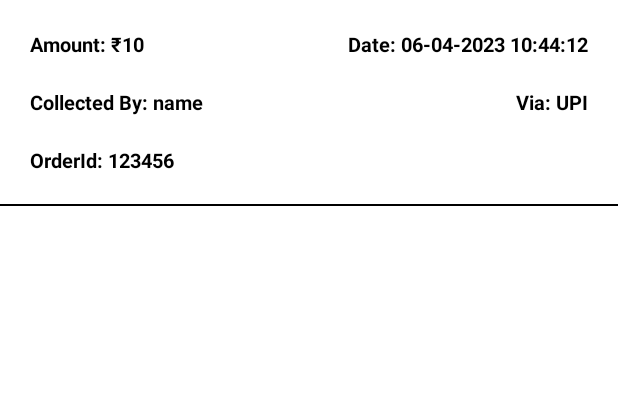
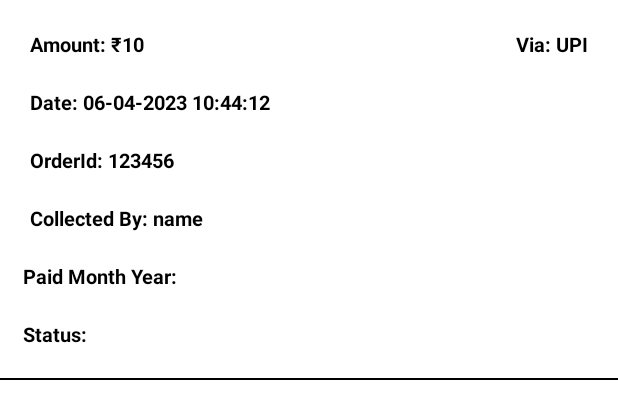
Before and after one commit to bharat-sonant/Murlipura-Jaipur-SWM, an Android app: the layout history_rcy_layout.xml on its own in the app's theme, with its tools: preview values and no code run, on a phone screen of 412 x 824 dp. Shown: the top 419 px of the screen. Run offline under Robolectric (Android 15) with nearby library versions, the phone set to English and light mode, and no system bars; Roboto replaces fonts that are not available here.

Commit message:
in transaction history show cheque related history

```diff
--- a/Code/app/build.gradle
+++ b/Code/app/build.gradle
@@ -11,7 +11,7 @@ android {
         minSdk 21
         targetSdk 32
         versionCode 7
-        versionName "1.0.0.6"
+        versionName "1.0.0.5"
 
         testInstrumentationRunner "androidx.test.runner.AndroidJUnitRunner"
     }
--- a/Code/app/src/main/java/com/vCare/murlipurajaipurswm/Login_Page.java
+++ b/Code/app/src/main/java/com/vCare/murlipurajaipurswm/Login_Page.java
@@ -50,7 +50,7 @@ public class Login_Page extends AppCompatActivity {
         ProgressDialog dialog = new ProgressDialog(Login_Page.this);
         dialog.setMessage("Please Wait...");
         dialog.show();
-        smartCardNumber = "MPZ" + cardNumber.getText().toString();
+        smartCardNumber = "MNZ" + cardNumber.getText().toString();
 
         ref.child("CardWardMapping/" + smartCardNumber).addListenerForSingleValueEvent(new ValueEventListener() {
             @Override
--- a/Code/app/src/main/res/layout/history_rcy_layout.xml
+++ b/Code/app/src/main/res/layout/history_rcy_layout.xml
@@ -36,7 +36,8 @@
                 android:id="@+id/tv_date"
                 android:layout_width="wrap_content"
                 android:layout_height="wrap_content"
-                android:layout_alignParentEnd="true"
+                android:layout_alignParentEnd="false"
+                android:layout_below="@+id/tv_amount"
                 android:layout_centerInParent="false"
                 android:layout_gravity="left"
                 android:layout_marginStart="10dp"
@@ -53,7 +54,7 @@
                 android:id="@+id/tv_orderId"
                 android:layout_width="wrap_content"
                 android:layout_height="wrap_content"
-                android:layout_below="@+id/tv_collectorId"
+                android:layout_below="@+id/tv_date"
                 android:layout_alignParentEnd="false"
                 android:layout_centerInParent="false"
                 android:layout_gravity="left"
@@ -71,7 +72,6 @@
                 android:id="@+id/tv_payMethod"
                 android:layout_width="wrap_content"
                 android:layout_height="wrap_content"
-                android:layout_below="@+id/tv_amount"
                 android:layout_alignParentEnd="true"
                 android:layout_centerInParent="false"
                 android:layout_gravity="left"
@@ -89,7 +89,7 @@
                 android:id="@+id/tv_collectorId"
                 android:layout_width="wrap_content"
                 android:layout_height="wrap_content"
-                android:layout_below="@+id/tv_amount"
+                android:layout_below="@+id/tv_orderId"
                 android:layout_alignParentEnd="false"
                 android:layout_centerInParent="false"
                 android:layout_gravity="left"
@@ -103,6 +103,61 @@
                 android:textSize="13sp"
                 android:textStyle="bold" />
 
+            <TextView
+                android:id="@+id/tv_paidMonthYear"
+                android:layout_width="wrap_content"
+                android:layout_height="wrap_content"
+                android:layout_below="@+id/tv_collectorId"
+                android:layout_alignParentEnd="false"
+                android:layout_centerInParent="false"
+                android:layout_gravity="left"
+                android:layout_marginStart="05dp"
+                android:layout_marginTop="10dp"
+                android:layout_marginEnd="10dp"
+                android:layout_marginBottom="10dp"
+                android:gravity="left"
+                android:text="Paid Month Year: "
+                android:textColor="@color/black"
+                android:textSize="13sp"
+                android:textStyle="bold" />
+
+            <TextView
+                android:id="@+id/tv_status"
+                android:layout_width="wrap_content"
+                android:layout_height="wrap_content"
+                android:layout_below="@+id/tv_paidMonthYear"
+                android:layout_alignParentEnd="false"
+                android:layout_centerInParent="false"
+                android:layout_gravity="left"
+                android:layout_marginStart="05dp"
+                android:layout_marginTop="10dp"
+                android:layout_marginEnd="10dp"
+                android:layout_marginBottom="10dp"
+                android:gravity="left"
+                android:text="Status: "
+                android:textColor="@color/black"
+                android:textSize="13sp"
+                android:textStyle="bold" />
+
+            <TextView
+                android:id="@+id/tv_declineReason"
+                android:layout_width="wrap_content"
+                android:layout_height="wrap_content"
+                android:layout_below="@+id/tv_status"
+                android:layout_alignParentEnd="false"
+                android:layout_centerInParent="false"
+                android:layout_gravity="left"
+                android:layout_marginStart="05dp"
+                android:layout_marginTop="10dp"
+                android:layout_marginEnd="10dp"
+                android:layout_marginBottom="10dp"
+                android:gravity="left"
+                android:text="Decline Reason: "
+                android:textColor="@color/black"
+                android:textSize="13sp"
+                android:textStyle="bold"
+                android:visibility="gone"/>
+
         </RelativeLayout>
 
         <View
```
Also changed, not shown: Code/app/src/main/java/com/vCare/murlipurajaipurswm/Adapter/PaymentHistoryAdapter.java (+23 -6 lines), Code/app/src/main/java/com/vCare/murlipurajaipurswm/Fragments/PaymentHistory.java (+58 -4 lines), Code/app/src/main/java/com/vCare/murlipurajaipurswm/Model/PaymentHistoryModel.java (+19 -2 lines).
